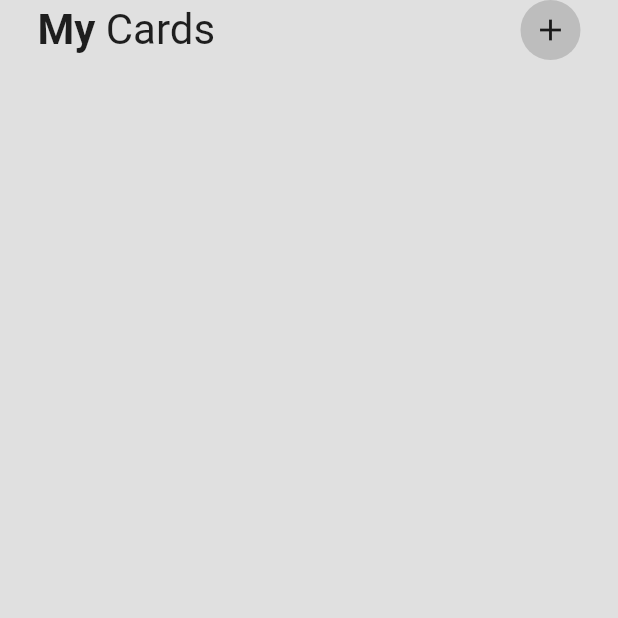
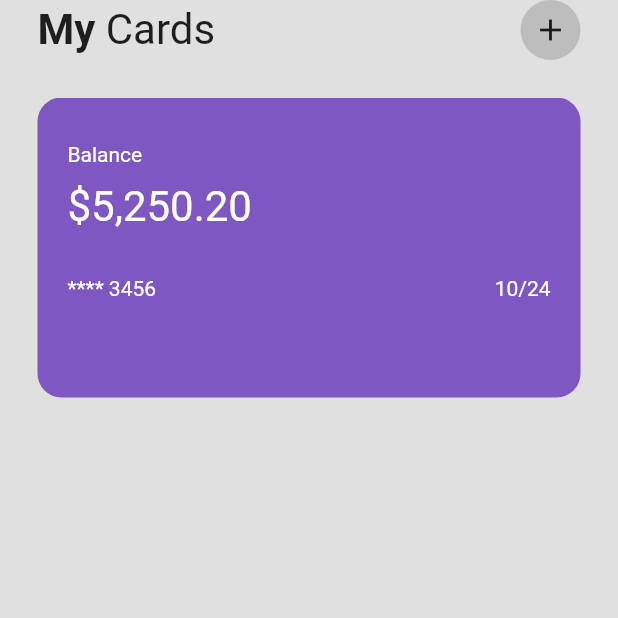
Before and after one commit to c-kiplimo/Wallet_App_Ui, a Flutter app: the screen it shows after launch, on a phone screen of 412 x 824 dp, the top half of it. Run offline on Flutter 3.47's test engine with Material 2 defaults, Android fonts, the phone set to English and light mode, and no system bars; statements that could not run were skipped.

Commit message:
add Cards

```diff
--- a/lib/pages/home_page.dart
+++ b/lib/pages/home_page.dart
@@ -1,6 +1,7 @@
 // ignore_for_file: prefer_const_literals_to_create_immutables, prefer_const_constructors, duplicate_ignore
 
 import 'package:flutter/material.dart';
+import 'package:wallet_ui/util/my_card.dart';
 
 class HomePage extends StatefulWidget {
   const HomePage({super.key});
@@ -47,7 +48,37 @@ class _HomePageState extends State<HomePage> {
                     child: Icon(Icons.add)),
               ],
             ),
+          ),
+          SizedBox(height: 25,),
+          Container(
+            height: 200,
+            child: PageView(
+              scrollDirection: Axis.horizontal
+              ,children: [
+              MyCard(
+                balance: 5250.20,
+                cardNumber: 12345678,
+                expirymonth: 10,
+                expiryYear: 24,
+                color: Colors.deepPurple[400],
+              ),
+               MyCard(
+                balance: 3250.70,
+                cardNumber: 12345678,
+                expirymonth: 11,
+                expiryYear: 26,
+                color: Colors.blue[400],
+              ),
+               MyCard(
+                balance: 5230.60,
+                cardNumber: 12345678,
+                expirymonth: 12,
+                expiryYear: 25,
+                color: Colors.geen[400],
+              ),
+            ],),
           )
+
 
           //cards
 
--- /dev/null
+++ b/lib/util/my_card.dart
@@ -0,0 +1,73 @@
+// ignore_for_file: prefer_const_constructors, prefer_const_literals_to_create_immutables
+
+import 'package:flutter/material.dart';
+
+class MyCard extends StatelessWidget {
+  final double balance;
+  final int cardNumber;
+  final int expirymonth;
+  final int expiryYear;
+  final color;
+  const MyCard({
+    Key? key,
+    required this.balance,
+    required this.cardNumber,
+    required this.expirymonth,
+    required this.expiryYear,
+    required this.color,
+  }) : super(key: key);
+
+  @override
+  Widget build(BuildContext context) {
+    return Padding(
+      padding: const EdgeInsets.symmetric(horizontal: 25),
+      child: Container(
+        width: 300,
+        padding: EdgeInsets.all(20),
+        decoration: BoxDecoration(
+            color: color,
+            borderRadius: BorderRadius.circular(16)),
+        child: Column(
+          crossAxisAlignment: CrossAxisAlignment.start,
+          children: [
+            SizedBox(
+              height: 10,
+            ),
+            Text(
+              'Balance',
+              style: TextStyle(
+                color: Colors.white,
+              ),
+            ),
+            SizedBox(
+              height: 10,
+            ),
+            Text(
+              '\$5,250.20',
+              style: TextStyle(color: Colors.white, fontSize: 28),
+            ),
+            SizedBox(
+              height: 30,
+            ),
+            Row(mainAxisAlignment: MainAxisAlignment.spaceBetween, children: [
+              //card number
+              Text(
+                '**** 3456',
+                style: TextStyle(
+                  color: Colors.white,
+                ),
+              ),
+              // card expiry date
+              Text(
+                '10/24',
+                style: TextStyle(
+                  color: Colors.white,
+                ),
+              ),
+            ])
+          ],
+        ),
+      ),
+    );
+  }
+}
```
